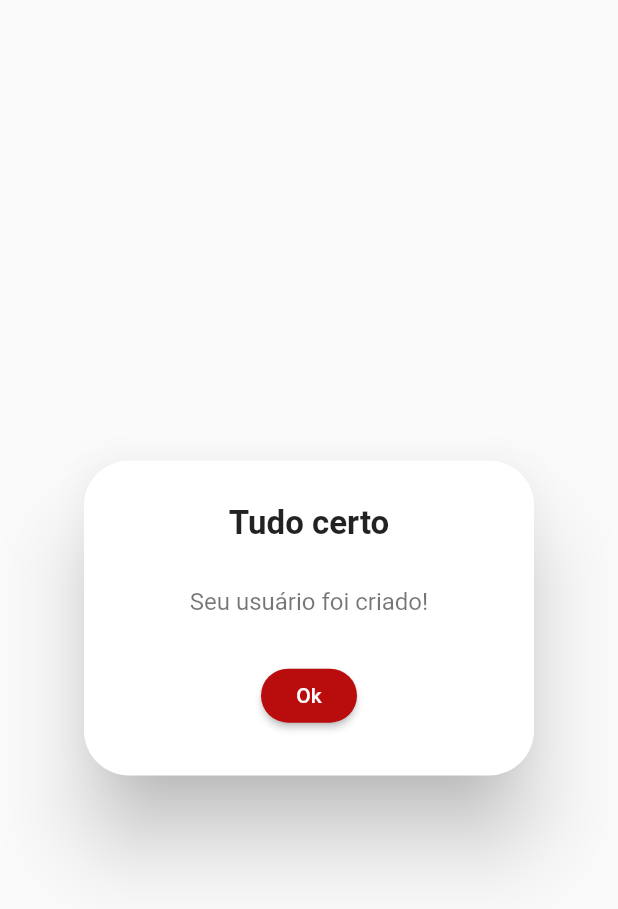
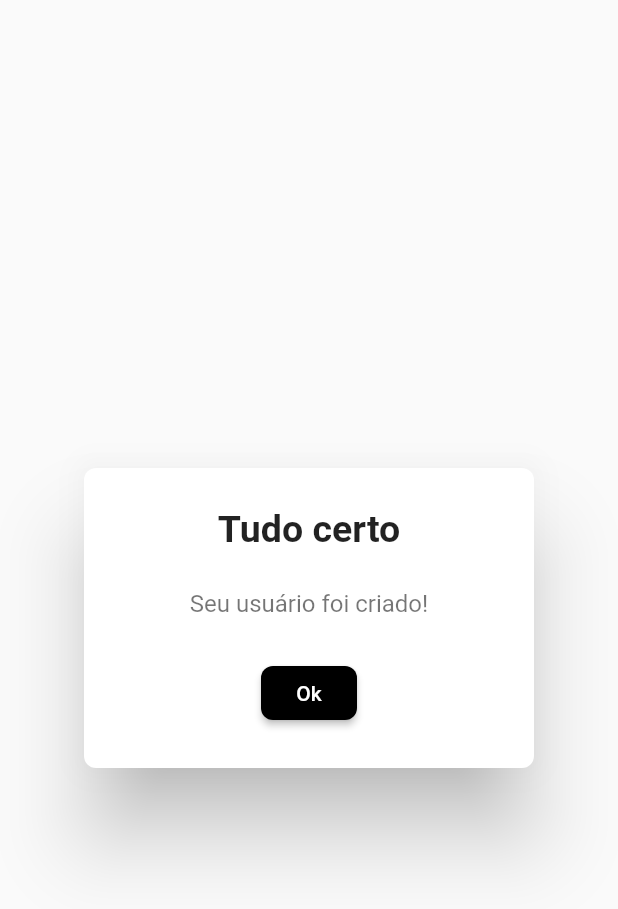
Before and after one commit to jmmarcoss/app-padroes-projeto, a Flutter app: the RegisterDialog widget shown alone on an empty page, opened directly, on a phone screen of 412 x 824 dp. Shown: the top 909 px of the screen. Run offline on Flutter 3.47's test engine with Material 2 defaults, Android fonts, the phone set to English and light mode, and no system bars; our stand-ins replace get; network calls fail.

Commit message:
feat: button colors in register dialog, strings constants

```diff
--- a/lib/components/register_dialog.dart
+++ b/lib/components/register_dialog.dart
@@ -1,3 +1,4 @@
+import 'package:app_padroes/constants/api_constants.dart';
 import 'package:app_padroes/pages/login_page.dart';
 import 'package:flutter/material.dart';
 import 'package:get/get.dart';
@@ -11,19 +12,23 @@ class RegisterDialog extends StatelessWidget {
   @override
   Widget build(BuildContext context) {
     return Dialog(
-        shape:
-            RoundedRectangleBorder(borderRadius: BorderRadius.circular(30.0)),
+        shape: RoundedRectangleBorder(
+          borderRadius: BorderRadius.circular(8.0),
+        ),
         child: SizedBox(
-          height: 210,
+          height: 200,
           width: 300,
           child: Column(
             mainAxisAlignment: MainAxisAlignment.spaceEvenly,
             children: [
-              Text(title,
-                  style: const TextStyle(
-                      fontSize: 22,
-                      fontWeight: FontWeight.bold,
-                      color: Colors.black87)),
+              Text(
+                title,
+                style: const TextStyle(
+                  fontSize: 25,
+                  fontWeight: FontWeight.bold,
+                  color: Colors.black87,
+                ),
+              ),
               Text(
                 message,
                 textAlign: TextAlign.center,
@@ -38,19 +43,19 @@ class RegisterDialog extends StatelessWidget {
                 children: [
                   ElevatedButton(
                     onPressed: () {
-                      Get.to(LoginPage());
+                      Get.to(() => LoginPage());
                     },
                     style: ButtonStyle(
                         backgroundColor:
-                            MaterialStateProperty.all<Color>(Color(0xffb80c0d)),
+                            MaterialStateProperty.all<Color>(Colors.black),
                         overlayColor:
-                            MaterialStateProperty.all<Color>(Color(0xffe50c0d)),
+                            MaterialStateProperty.all<Color>(Colors.black),
                         shape:
                             MaterialStateProperty.all<RoundedRectangleBorder>(
                                 RoundedRectangleBorder(
-                                    borderRadius: BorderRadius.circular(20)))),
-                    child:
-                        const Text('Ok', style: TextStyle(color: Colors.white)),
+                                    borderRadius: BorderRadius.circular(8)))),
+                    child: Text(ApiConstants.ok,
+                        style: const TextStyle(color: Colors.white)),
                   ),
                 ],
               )
--- a/lib/constants/api_constants.dart
+++ b/lib/constants/api_constants.dart
@@ -1,4 +1,14 @@
 class ApiConstants {
   static String baseUrl = 'http://10.0.2.2:8080';
   static String registerUrl = '/usuario/cadastro';
+
+  static String buttonSignIn = 'Entrar';
+
+  static String error = 'Erro';
+  static String errorMessage = 'Ocorreu algum erro!';
+
+  static String ok = 'Ok';
+
+  static String allRight = 'Tudo certo';
+  static String userCreated = 'Seu usuário foi criado!';
 }
--- a/pubspec.yaml
+++ b/pubspec.yaml
@@ -37,6 +37,7 @@ dependencies:
   cupertino_icons: ^1.0.2
   get: ^4.6.5
   http: ^1.1.0
+  shared_preferences: ^2.2.2
 
 dev_dependencies:
   flutter_test:
```
Also changed, not shown: lib/components/my_button.dart (+5 -4 lines), lib/controllers/register_controller.dart (+10 -3 lines), lib/pages/login_page.dart (+5 -3 lines), lib/pages/register_page.dart (+9 -5 lines), lib/controllers/login_controller.dart (added), pubspec.lock, 1 other file.
